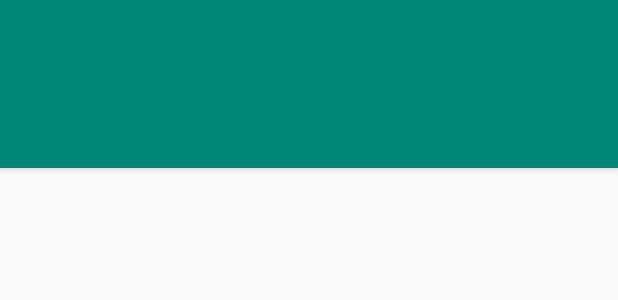
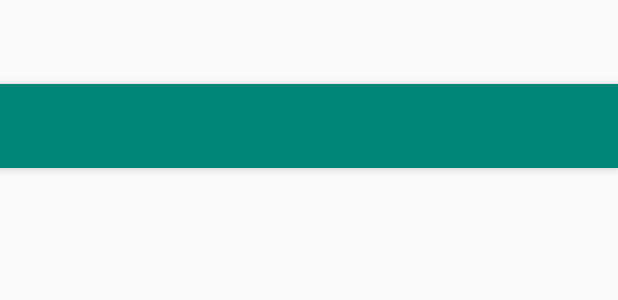
Before and after one commit to shollmann/topreddit, an Android app: the layout activity_item_detail.xml on its own in the app's theme, with its tools: preview values and no code run, on a phone screen of 412 x 824 dp. Shown: the top 300 px of the screen. Run offline under Robolectric (Android 15) with nearby library versions, the phone set to English and light mode, and no system bars; network calls fail.

Commit message:
Tablet bug fixing and some other improvements

```diff
--- a/app/build.gradle
+++ b/app/build.gradle
@@ -8,7 +8,7 @@ android {
     compileSdkVersion 28
     defaultConfig {
         applicationId "com.shollmann.topreddit"
-        minSdkVersion 28
+        minSdkVersion 27
         targetSdkVersion 28
         versionCode 1
         versionName "1.0"
@@ -26,8 +26,6 @@ dependencies {
     implementation fileTree(dir: 'libs', include: ['*.jar'])
     implementation"org.jetbrains.kotlin:kotlin-stdlib-jdk7:$kotlin_version"
     implementation 'androidx.appcompat:appcompat:1.0.2'
-    implementation 'androidx.core:core-ktx:1.0.2'
-    implementation 'androidx.legacy:legacy-support-v4:1.0.0'
     implementation 'androidx.recyclerview:recyclerview:1.0.0'
     implementation 'com.google.android.material:material:1.0.0'
     implementation 'com.squareup.retrofit2:retrofit:2.4.0'
--- a/app/src/main/AndroidManifest.xml
+++ b/app/src/main/AndroidManifest.xml
@@ -15,7 +15,7 @@
         tools:ignore="GoogleAppIndexingWarning">
 
         <activity
-            android:name=".ui.toplist.ItemListActivity"
+            android:name=".ui.toplist.PostListActivity"
             android:label="@string/app_name"
             android:theme="@style/AppTheme.NoActionBar">
             <intent-filter>
@@ -27,11 +27,11 @@
         <activity
             android:name=".ui.toplist.ItemDetailActivity"
             android:label="@string/title_item_detail"
-            android:parentActivityName=".ui.toplist.ItemListActivity"
+            android:parentActivityName=".ui.toplist.PostListActivity"
             android:theme="@style/AppTheme.NoActionBar">
             <meta-data
                 android:name="android.support.PARENT_ACTIVITY"
-                android:value="com.shollmann.topreddit.ui.toplist.ItemListActivity" />
+                android:value="com.shollmann.topreddit.ui.toplist.PostListActivity" />
         </activity>
     </application>
 
--- a/app/src/main/java/com/shollmann/topreddit/ui/toplist/ItemDetailActivity.kt
+++ b/app/src/main/java/com/shollmann/topreddit/ui/toplist/ItemDetailActivity.kt
@@ -11,9 +11,11 @@ class ItemDetailActivity : AppCompatActivity() {
     override fun onCreate(savedInstanceState: Bundle?) {
         super.onCreate(savedInstanceState)
         setContentView(R.layout.activity_item_detail)
+
         setSupportActionBar(detail_toolbar)
+        detail_toolbar?.title = getString(R.string.post_detail)
+        supportActionBar?.setDisplayHomeAsUpEnabled(true)
 
-        supportActionBar?.setDisplayHomeAsUpEnabled(true)
 
         if (savedInstanceState == null) {
             val fragment = ItemDetailFragment().apply {
--- a/app/src/main/java/com/shollmann/topreddit/ui/toplist/ItemDetailFragment.kt
+++ b/app/src/main/java/com/shollmann/topreddit/ui/toplist/ItemDetailFragment.kt
@@ -26,7 +26,6 @@ class ItemDetailFragment : Fragment() {
         arguments?.let {
             if (it.containsKey(ARG_POST)) {
                 post = it.getSerializable(ARG_POST) as Post?
-                activity?.toolbar_layout?.title = getString(R.string.post_detail)
             }
         }
     }
--- a/app/src/main/java/com/shollmann/topreddit/ui/toplist/ItemListActivity.kt
+++ b/app/src/main/java/com/shollmann/topreddit/ui/toplist/PostListActivity.kt
@@ -12,7 +12,7 @@ import kotlinx.coroutines.Dispatchers
 import kotlinx.coroutines.GlobalScope
 import kotlinx.coroutines.launch
 
-class ItemListActivity : AppCompatActivity() {
+class PostListActivity : AppCompatActivity() {
 
     private lateinit var viewmodel: TopListViewModel
     private var twoPane: Boolean = false
--- a/app/src/main/java/com/shollmann/topreddit/ui/toplist/PostListAdapter.kt
+++ b/app/src/main/java/com/shollmann/topreddit/ui/toplist/PostListAdapter.kt
@@ -13,7 +13,7 @@ import com.squareup.picasso.Picasso
 import kotlinx.android.synthetic.main.post_list_item.view.*
 
 class PostListAdapter(
-    private val parentActivity: ItemListActivity,
+    private val parentActivity: PostListActivity,
     var values: List<Post>,
     var readPosts: HashMap<String, Boolean>,
     private val twoPane: Boolean
--- a/app/src/main/res/layout-w900dp/item_list.xml
+++ b/app/src/main/res/layout-w600dp/item_list.xml
@@ -10,11 +10,11 @@
     android:divider="?android:attr/dividerHorizontal"
     android:orientation="horizontal"
     android:showDividers="middle"
-    tools:context=".ui.toplist.ItemListActivity">
+    tools:context=".ui.toplist.PostListActivity">
 
     <androidx.swiperefreshlayout.widget.SwipeRefreshLayout
         android:id="@+id/swipe_refresh_layout"
-        android:layout_width="match_parent"
+        android:layout_width="@dimen/item_width"
         android:layout_height="match_parent">
 
         <androidx.recyclerview.widget.RecyclerView
@@ -25,7 +25,7 @@
             android:layout_marginLeft="16dp"
             android:layout_marginRight="16dp"
             app:layoutManager="LinearLayoutManager"
-            tools:context="com.shollmann.topreddit.ui.toplist.ItemListActivity"
+            tools:context="com.shollmann.topreddit.ui.toplist.PostListActivity"
             tools:listitem="@layout/post_list_item" />
     </androidx.swiperefreshlayout.widget.SwipeRefreshLayout>
 
--- a/app/src/main/res/layout/activity_item_detail.xml
+++ b/app/src/main/res/layout/activity_item_detail.xml
@@ -5,33 +5,19 @@
     android:layout_width="match_parent"
     android:layout_height="match_parent"
     android:fitsSystemWindows="true"
-    tools:context=".ui.toplist.ItemDetailActivity"
-    tools:ignore="MergeRootFrame">
+    tools:context=".ui.toplist.ItemDetailActivity">
 
     <com.google.android.material.appbar.AppBarLayout
         android:id="@+id/app_bar"
         android:layout_width="match_parent"
         android:layout_height="wrap_content"
-        android:fitsSystemWindows="true"
         android:theme="@style/ThemeOverlay.AppCompat.Dark.ActionBar">
 
-        <com.google.android.material.appbar.CollapsingToolbarLayout
-            android:id="@+id/toolbar_layout"
+        <androidx.appcompat.widget.Toolbar
+            android:id="@+id/detail_toolbar"
             android:layout_width="match_parent"
-            android:layout_height="match_parent"
-            android:fitsSystemWindows="true"
-            app:contentScrim="?attr/colorPrimary"
-            app:layout_scrollFlags="scroll|exitUntilCollapsed"
-            app:toolbarId="@+id/toolbar">
-
-            <androidx.appcompat.widget.Toolbar
-                android:id="@+id/detail_toolbar"
-                android:layout_width="match_parent"
-                android:layout_height="?attr/actionBarSize"
-                app:layout_collapseMode="pin"
-                app:popupTheme="@style/ThemeOverlay.AppCompat.Light" />
-
-        </com.google.android.material.appbar.CollapsingToolbarLayout>
+            android:layout_height="?attr/actionBarSize"
+            app:popupTheme="@style/AppTheme.PopupOverlay" />
 
     </com.google.android.material.appbar.AppBarLayout>
 
--- a/app/src/main/res/layout/activity_item_list.xml
+++ b/app/src/main/res/layout/activity_item_list.xml
@@ -5,7 +5,7 @@
     android:layout_width="match_parent"
     android:layout_height="match_parent"
     android:fitsSystemWindows="true"
-    tools:context=".ui.toplist.ItemListActivity">
+    tools:context=".ui.toplist.PostListActivity">
 
     <com.google.android.material.appbar.AppBarLayout
         android:id="@+id/app_bar"
--- a/app/src/main/res/layout/item_list.xml
+++ b/app/src/main/res/layout/item_list.xml
@@ -13,6 +13,6 @@
         android:layout_marginLeft="16dp"
         android:layout_marginRight="16dp"
         app:layoutManager="LinearLayoutManager"
-        tools:context=".ui.toplist.ItemListActivity"
+        tools:context=".ui.toplist.PostListActivity"
         tools:listitem="@layout/post_list_item" />
 </androidx.swiperefreshlayout.widget.SwipeRefreshLayout>
--- a/app/src/main/res/values/dimens.xml
+++ b/app/src/main/res/values/dimens.xml
@@ -1,7 +1,4 @@
 <?xml version="1.0" encoding="utf-8"?>
 <resources>
-    <dimen name="fab_margin">16dp</dimen>
-    <dimen name="app_bar_height">200dp</dimen>
     <dimen name="item_width">300dp</dimen>
-    <dimen name="text_margin">16dp</dimen>
 </resources>
--- a/app/src/main/res/values/strings.xml
+++ b/app/src/main/res/values/strings.xml
@@ -1,6 +1,6 @@
 <resources>
     <string name="app_name">Top Reddit</string>
-    <string name="title_item_detail">Item Detail</string>
+    <string name="title_item_detail">Post Detail</string>
     <string name="dismiss">Dismiss</string>
     <string name="author_and_time_ago">Posted by %1$s - %2$s</string>
     <string name="time_just_now">Just now</string>
```
